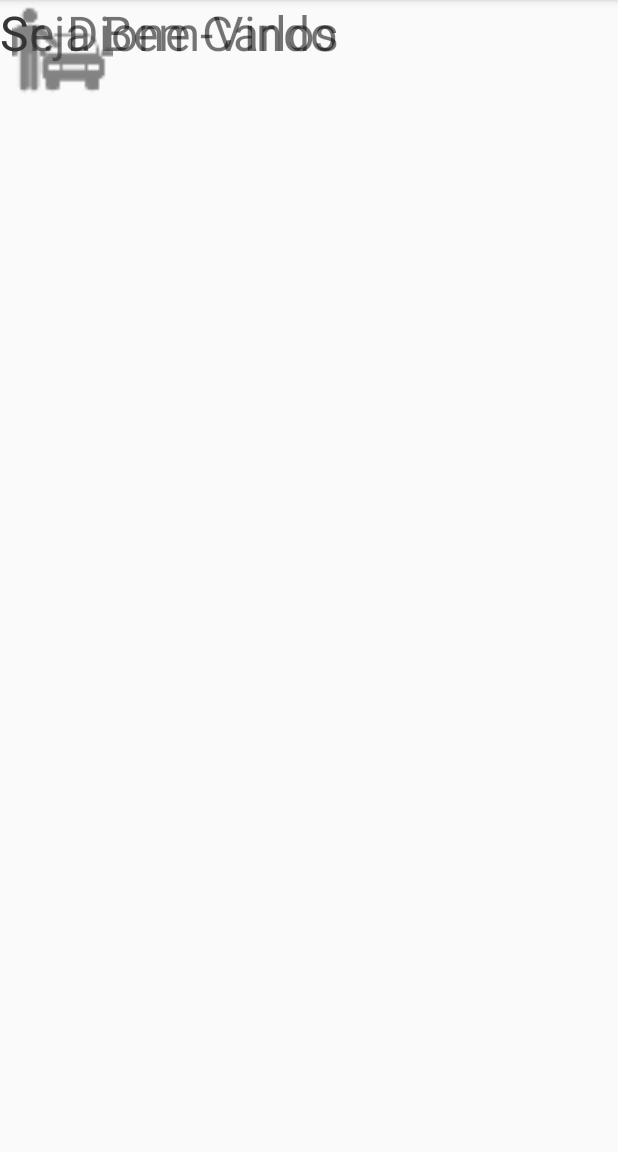
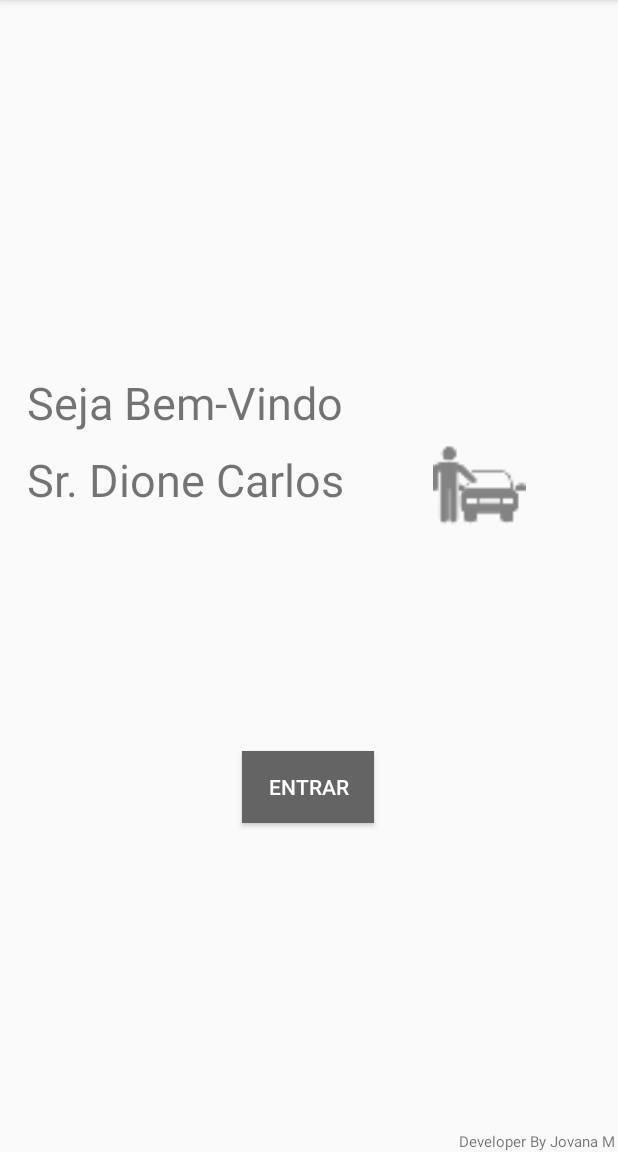
Before and after one commit to jovanamachado/sole.App, an Android app: the screen it shows after launch (MainActivity), on a phone screen of 412 x 824 dp, the part 84-1236 px from its top. Run offline under Robolectric (Android 15) with nearby library versions, the phone set to English and light mode, and no system bars.

Commit message:
Funcionalidade do botão entrar

```diff
--- a/app/src/main/AndroidManifest.xml
+++ b/app/src/main/AndroidManifest.xml
@@ -9,7 +9,8 @@
         android:roundIcon="@mipmap/ic_launcher_round"
         android:supportsRtl="true"
         android:theme="@style/AppTheme">
-        <activity android:name=".tela2"></activity>
+        <activity android:name=".tela3"></activity>
+        <activity android:name=".tela2" />
         <activity android:name=".MainActivity">
             <intent-filter>
                 <action android:name="android.intent.action.MAIN" />
--- a/app/src/main/java/com/example/soleapp/MainActivity.java
+++ b/app/src/main/java/com/example/soleapp/MainActivity.java
@@ -2,7 +2,10 @@ package com.example.soleapp;
 
 import androidx.appcompat.app.AppCompatActivity;
 
+import android.content.Intent;
 import android.os.Bundle;
+import android.view.View;
+import android.widget.Button;
 
 public class MainActivity extends AppCompatActivity {
 
@@ -10,5 +13,17 @@ public class MainActivity extends AppCompatActivity {
     protected void onCreate(Bundle savedInstanceState) {
         super.onCreate(savedInstanceState);
         setContentView(R.layout.activity_main);
+        Button btnEntrarprog = (Button) findViewById(R.id.btnEntrar);
+        btnEntrarprog.setOnClickListener(new View.OnClickListener() {
+            @Override
+            public void onClick(View v) {
+
+                Intent intent = new Intent(MainActivity.this, tela2.class);
+                startActivity(intent);
+
+            }
+        });
+
+
     }
 }
--- a/app/src/main/res/layout/activity_main.xml
+++ b/app/src/main/res/layout/activity_main.xml
@@ -7,29 +7,68 @@
     tools:context=".MainActivity">
 
     <TextView
+        android:id="@+id/txtInsira3"
+        android:layout_width="wrap_content"
+        android:layout_height="wrap_content"
+        android:text="Developer By Jovana M"
+        android:textSize="10sp"
+        app:layout_constraintBottom_toBottomOf="parent"
+        app:layout_constraintEnd_toEndOf="parent"
+        app:layout_constraintHorizontal_bias="0.993"
+        app:layout_constraintStart_toStartOf="parent"
+        app:layout_constraintTop_toTopOf="parent"
+        app:layout_constraintVertical_bias="1.0" />
+
+    <TextView
         android:id="@+id/textView2"
         android:layout_width="231dp"
         android:layout_height="41dp"
         android:text="Sr. Dione Carlos"
-        android:textSize="32sp"
-        tools:layout_editor_absoluteX="25dp"
-        tools:layout_editor_absoluteY="241dp" />
+        android:textSize="30sp"
+        app:layout_constraintBottom_toBottomOf="parent"
+        app:layout_constraintEnd_toEndOf="parent"
+        app:layout_constraintHorizontal_bias="0.1"
+        app:layout_constraintStart_toStartOf="parent"
+        app:layout_constraintTop_toBottomOf="@+id/textView"
+        app:layout_constraintVertical_bias="0.0" />
 
     <TextView
         android:id="@+id/textView"
         android:layout_width="231dp"
         android:layout_height="51dp"
+        android:layout_marginTop="248dp"
         android:text="Seja Bem-Vindo"
-        android:textSize="32sp"
-        tools:layout_editor_absoluteX="25dp"
-        tools:layout_editor_absoluteY="191dp" />
+        android:textSize="30sp"
+        app:layout_constraintEnd_toEndOf="parent"
+        app:layout_constraintHorizontal_bias="0.1"
+        app:layout_constraintStart_toStartOf="parent"
+        app:layout_constraintTop_toTopOf="parent" />
 
     <ImageView
         android:id="@+id/imageView5"
-        android:layout_width="83dp"
-        android:layout_height="67dp"
-        app:srcCompat="@drawable/car"
-        tools:layout_editor_absoluteX="271dp"
-        tools:layout_editor_absoluteY="215dp" />
+        android:layout_width="74dp"
+        android:layout_height="62dp"
+        app:layout_constraintBottom_toTopOf="@+id/txtInsira3"
+        app:layout_constraintEnd_toEndOf="parent"
+        app:layout_constraintHorizontal_bias="0.375"
+        app:layout_constraintStart_toEndOf="@+id/textView"
+        app:layout_constraintTop_toTopOf="parent"
+        app:layout_constraintVertical_bias="0.423"
+        app:srcCompat="@drawable/car" />
+
+    <Button
+        android:id="@+id/btnEntrar"
+        android:layout_width="wrap_content"
+        android:layout_height="wrap_content"
+        android:layout_marginTop="160dp"
+        android:background="#646464"
+        android:text="Entrar"
+        android:textColor="#FFFFFF"
+        app:layout_constraintBottom_toBottomOf="parent"
+        app:layout_constraintEnd_toEndOf="parent"
+        app:layout_constraintHorizontal_bias="0.498"
+        app:layout_constraintStart_toStartOf="parent"
+        app:layout_constraintTop_toBottomOf="@+id/textView2"
+        app:layout_constraintVertical_bias="0.0" />
 
 </androidx.constraintlayout.widget.ConstraintLayout>
```
Also changed, not shown: app/src/main/java/com/example/soleapp/tela2.java (+15 -0 lines), app/src/main/java/com/example/soleapp/tela3.java (added, +14 -0 lines), app/src/main/res/layout/activity_tela2.xml (+27 -10 lines), app/src/main/res/layout/activity_tela3.xml (added, +46 -0 lines).
